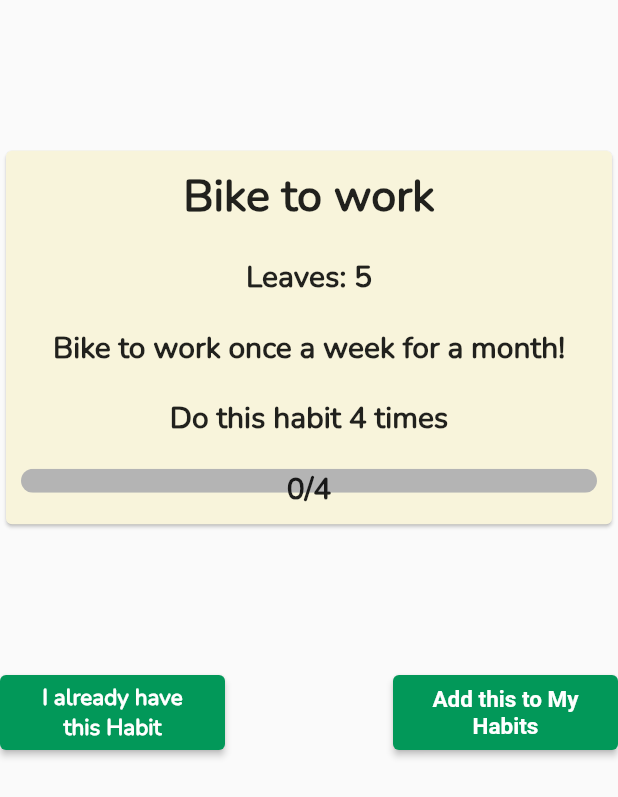
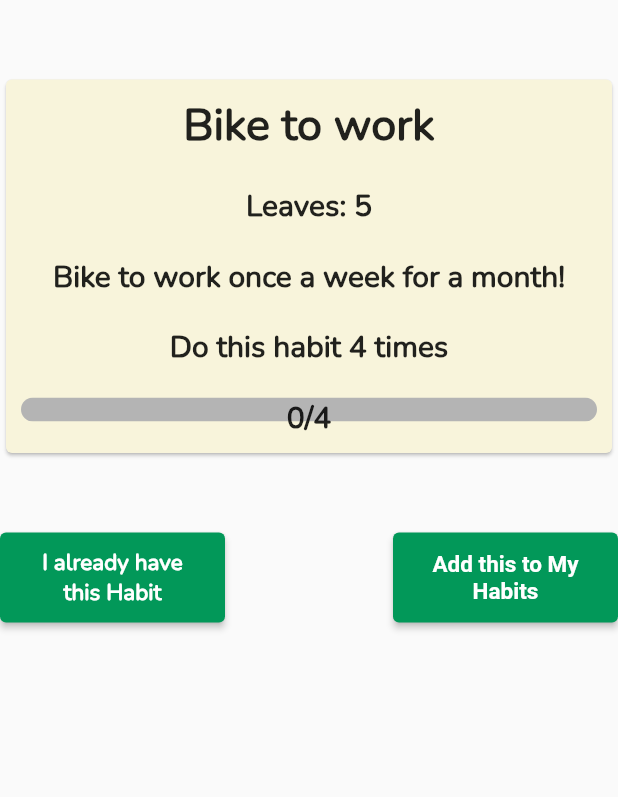
Before and after one commit to csc301-fall-2021/team-project-9-greenpeeps, a Flutter app: the AddHabit widget shown alone on an empty page, opened directly, on a phone screen of 412 x 824 dp. Shown: the top 797 px of the screen. Run offline on Flutter 3.47's test engine with Material 2 defaults, Android fonts, the phone set to English and light mode, and no system bars; our stand-ins replace cloud_firestore, firebase_auth, firebase_core, get, pie_chart; missing offline and left inert: cloud_firestore_web, firebase_auth_web, firebase_core_web; accounts and stored records are empty.

Commit message:
edit button ui design in log daily habits

```diff
--- a/green_peeps_app/lib/homescreen/add_more_habits.dart
+++ b/green_peeps_app/lib/homescreen/add_more_habits.dart
@@ -21,15 +21,19 @@ class _AddHabitState extends State<AddHabit> {
       fontSize: 12,
     ),
     primary:  const Color.fromRGBO(2, 152, 89, 1),
-    maximumSize: const Size(150, 50),
-    minimumSize: const Size(150, 50),
+    maximumSize: const Size(150, 60),
+    minimumSize: const Size(150, 60),
   );
 
 
   @override
   Widget build(BuildContext context) {
     return Container(
-      height: 500,
+      height: 415,
+      child: Column(
+        children: [
+          Container(
+            height: 355,
             child: Column(
               crossAxisAlignment: CrossAxisAlignment.center,
               children: [
@@ -114,7 +118,10 @@ class _AddHabitState extends State<AddHabit> {
                       ),]
                   )
                 ),
-          Spacer(),
+                const Spacer(),
+              ],
+            ),
+          ),
           Row(
               mainAxisAlignment: MainAxisAlignment.spaceEvenly,
               children: <Widget>[
@@ -146,8 +153,6 @@ class _AddHabitState extends State<AddHabit> {
                 ),
               ]
           ),
-          // card,
-          // im already doing this // add button
         ],
       )
     );
--- a/green_peeps_app/lib/homescreen/habits_popup.dart
+++ b/green_peeps_app/lib/homescreen/habits_popup.dart
@@ -86,7 +86,7 @@ class _LogHabitPopup extends State<LogHabitPopup> {
       child: Container(
         padding: EdgeInsets.all(_boxPadding + 5),
         width: double.infinity,
-        height: 600,
+        height: 500,
         child: Column(
           children: <Widget>[
             AppBar(
--- a/green_peeps_app/lib/questionnaire/questionnaire_category.dart
+++ b/green_peeps_app/lib/questionnaire/questionnaire_category.dart
@@ -78,8 +78,9 @@ class _QuestionCategoryPopupState extends State<QuestionCategoryPopup> {
             style: TextStyle(
                 fontSize: 18,
                 fontWeight: FontWeight.bold,
-                color: Colors.black),
+                color: Colors.black87),
           ),
+          Divider(color: _boxColor),
           // If the number of categories exceed the box, it becomes scrollable
           SingleChildScrollView(
             // If the number of categories per row overflow, it will start at a new row
```
Also changed, not shown: green_peeps_app/lib/homescreen/completed_log_habits.dart (+10 -2 lines), green_peeps_app/lib/homescreen/log_habits.dart (+8 -3 lines). Lines whose indentation alone changed are shown as unchanged.
